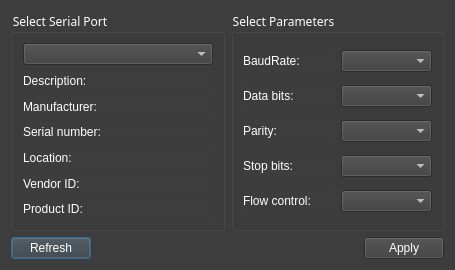
Before: the Qt Designer form settingsdialog.ui in Sebare846/QtMicro, drawn with Qt 5.
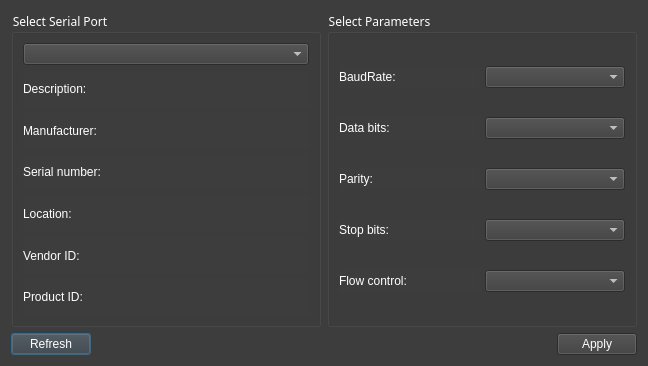
After: the same form once the commit is applied.

```diff
--- a/settingsdialog.ui
+++ b/settingsdialog.ui
@@ -6,8 +6,8 @@
    <rect>
     <x>0</x>
     <y>0</y>
-    <width>455</width>
-    <height>270</height>
+    <width>648</width>
+    <height>366</height>
    </rect>
   </property>
   <property name="windowTitle">
```
Left out of the diff: 2 changed lines with no effect on the pictures.
